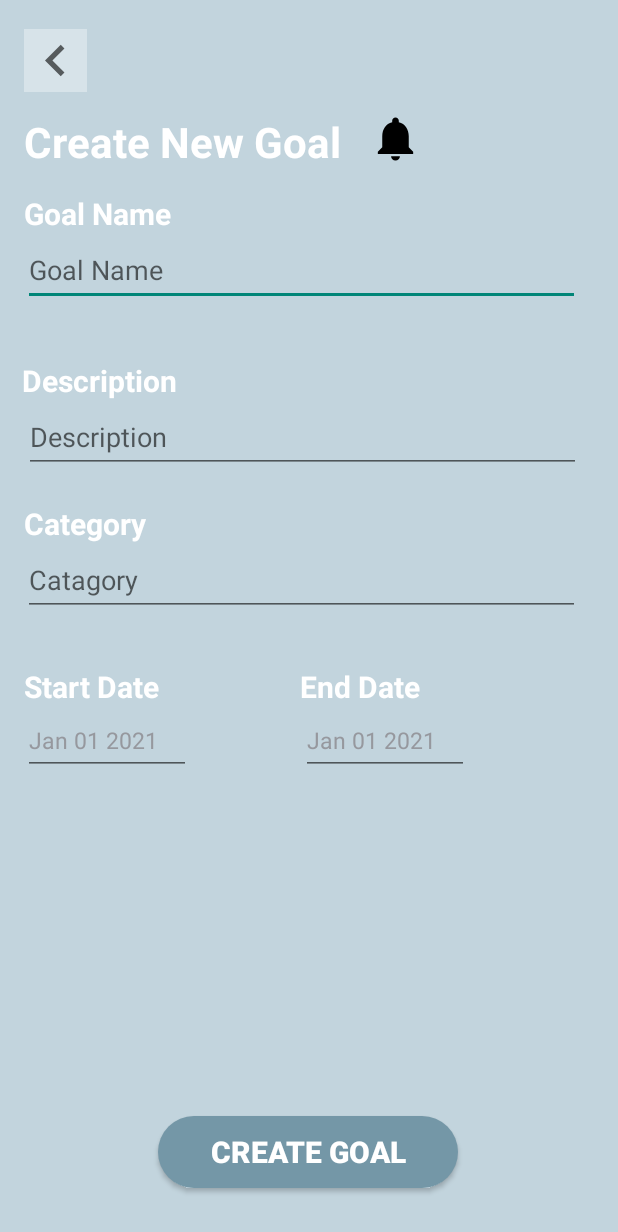
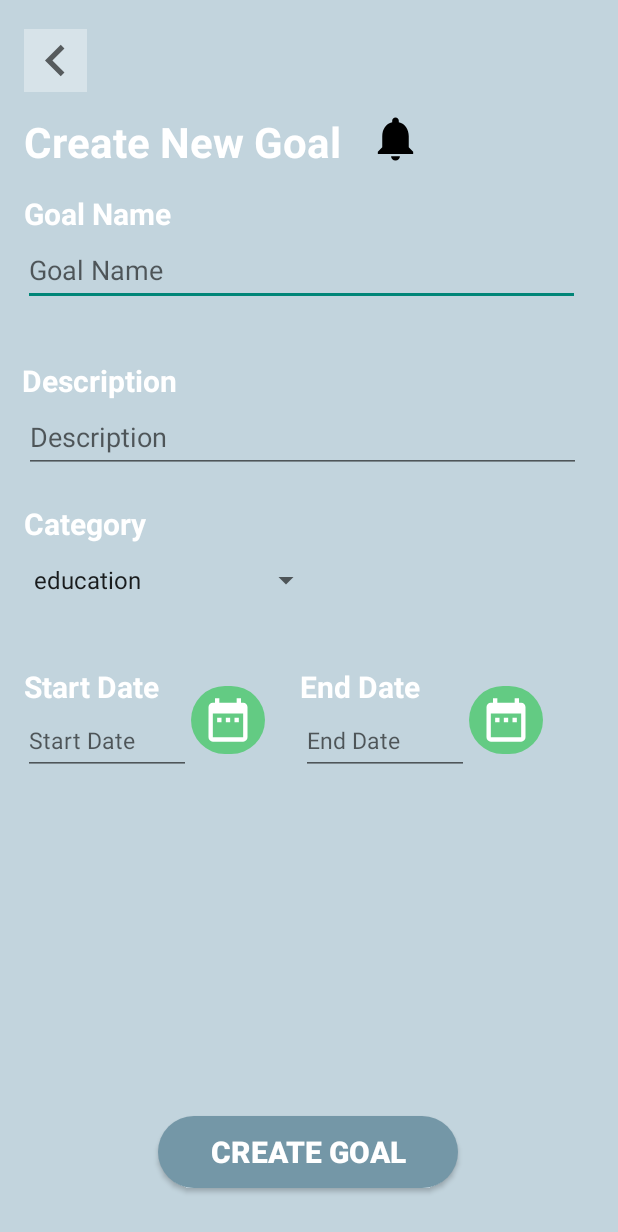
Before and after one commit to Bistard/Pet, an Android app: the AddGoalActivity screen opened directly, with no data from a screen before it, on a phone screen of 412 x 824 dp. Shown: the top 1232 px of the screen. Run offline under Robolectric (Android 15) with nearby library versions, the light colour scheme and no system bars; network calls fail.

Commit message:
update add/change goal

```diff
--- a/app/src/main/java/com/example/pet/Date.java
+++ b/app/src/main/java/com/example/pet/Date.java
@@ -8,6 +8,8 @@ import android.widget.DatePicker;
 import android.widget.ImageButton;
 import android.widget.TextView;
 
+import java.text.ParseException;
+import java.text.SimpleDateFormat;
 import java.util.Calendar;
 
 public class Date {
@@ -68,6 +70,14 @@ public class Date {
         datePickerDialog = new DatePickerDialog(context, style, dateSetListener, year, month, day);
         long now = System.currentTimeMillis() - 1000;
         datePickerDialog.getDatePicker().setMinDate(now);
+        SimpleDateFormat sdf = new SimpleDateFormat("yyyyMMdd");
+        java.util.Date date=new java.util.Date();
+        try {
+            date = sdf.parse(""+ User.Initialize().longTermGoalEnd);
+        } catch (ParseException e) {
+            e.printStackTrace();
+        }
+        datePickerDialog.getDatePicker().setMaxDate(date.getTime());
         return datePickerDialog;
     }
 
--- a/app/src/main/java/com/example/pet/HomeActivity.java
+++ b/app/src/main/java/com/example/pet/HomeActivity.java
@@ -44,11 +44,11 @@ public class HomeActivity extends AppCompatActivity {
         // TODO: test only
 
         //custom user
-//        Tester.deleteAllJSON();
-//        User user = Tester.makeCustomUser();
+        Tester.deleteAllJSON();
+        User user = Tester.makeCustomUser();
 
         //new user
-        User user = User.Initialize();
+//        User user = User.Initialize();
 
 
 
--- a/app/src/main/java/com/example/pet/MyService.java
+++ b/app/src/main/java/com/example/pet/MyService.java
@@ -55,10 +55,10 @@ public class MyService extends Service {
 
                     notificationManager.notify(0, notification);
                 }
-                refreshHandler.postDelayed(this, 10 * 1000);
+                refreshHandler.postDelayed(this, 5 * 60 * 1000);
             }
         };
-        refreshHandler.postDelayed(runnable, 10 * 1000);
+        refreshHandler.postDelayed(runnable, 5 * 60 * 1000);
 
         return START_STICKY;
     }
--- a/app/src/main/java/com/example/pet/Tester.java
+++ b/app/src/main/java/com/example/pet/Tester.java
@@ -19,6 +19,7 @@ public class Tester {
 
         user.isFirstTime = false;
         user.longTermGoal = "Graduate with laifu & waifu";
+        user.longTermGoalStart = 20200901;
         user.longTermGoalEnd = 20240430;  // YYYYMMDD
         user.addPet("Snail");
 
--- a/app/src/main/java/com/example/pet/ui/home/HomeFragment.java
+++ b/app/src/main/java/com/example/pet/ui/home/HomeFragment.java
@@ -159,10 +159,10 @@ public class HomeFragment extends Fragment {
                     }
                 }
 
-                refreshHandler.postDelayed(this, 10 * 1000);
+                refreshHandler.postDelayed(this, 30 * 1000);
             }
         };
-        refreshHandler.postDelayed(runnable, 10 * 1000);
+        refreshHandler.postDelayed(runnable, 30 * 1000);
 
         return root;
     }
--- a/app/src/main/res/layout/activity_add_goal.xml
+++ b/app/src/main/res/layout/activity_add_goal.xml
@@ -25,7 +25,7 @@
         app:srcCompat="@drawable/ic_baseline_keyboard_arrow_left_24" />
 
     <TextView
-        android:id="@+id/textView4"
+        android:id="@+id/addGoalTitle"
         android:layout_width="wrap_content"
         android:layout_height="wrap_content"
         android:text="Create New Goal"
@@ -53,7 +53,7 @@
         app:layout_constraintEnd_toEndOf="parent"
         app:layout_constraintHorizontal_bias="0.052"
         app:layout_constraintStart_toStartOf="parent"
-        app:layout_constraintTop_toBottomOf="@+id/textView4"
+        app:layout_constraintTop_toBottomOf="@+id/addGoalTitle"
         app:layout_constraintVertical_bias="0.022" />
 
     <EditText
@@ -122,18 +122,16 @@
         app:layout_constraintTop_toBottomOf="@+id/addGoalDescription"
         app:layout_constraintVertical_bias="0.0" />
 
-    <EditText
+    <Spinner
         android:id="@+id/addCategory"
-        android:hint="Catagory"
-        android:layout_width="371dp"
+        android:layout_width="200dp"
         android:layout_height="48dp"
         android:ems="10"
-        android:inputType="textPersonName"
 
         android:textColor="#96989E"
         app:layout_constraintBottom_toBottomOf="parent"
         app:layout_constraintEnd_toEndOf="parent"
-        app:layout_constraintHorizontal_bias="0.375"
+        app:layout_constraintHorizontal_bias="0.07"
         app:layout_constraintStart_toStartOf="parent"
         app:layout_constraintTop_toBottomOf="@+id/textView10"
         app:layout_constraintVertical_bias="0.0" />
@@ -160,7 +158,7 @@
         android:layout_height="45dp"
         android:ems="10"
         android:inputType="none"
-        android:text="Jan 01 2021"
+        android:hint="Start Date"
         android:textSize="15dp"
         android:textColor="#96989E"
         app:layout_constraintBottom_toBottomOf="parent"
@@ -171,24 +169,24 @@
         app:layout_constraintVertical_bias="0.0"
         android:onClick="openStartDataPicker"/>
 
-<!--    <ImageButton-->
-<!--        android:id="@+id/startDateButton"-->
-<!--        android:layout_width="49dp"-->
-<!--        android:layout_height="45dp"-->
-<!--        android:background="@drawable/roundcorner"-->
-<!--        android:backgroundTint="@color/dark_green"-->
-<!--        android:onClick="openStartDataPicker"-->
-<!--        android:padding="5dp"-->
-<!--        android:scaleType="fitCenter"-->
-<!--        android:tint="@color/white"-->
+    <ImageButton
+        android:id="@+id/startDateButton"
+        android:layout_width="49dp"
+        android:layout_height="45dp"
+        android:background="@drawable/roundcorner"
+        android:backgroundTint="@color/dark_green"
+        android:onClick="openStartDataPicker"
+        android:padding="5dp"
+        android:scaleType="fitCenter"
+        android:tint="@color/white"
 
-<!--        app:layout_constraintBottom_toBottomOf="parent"-->
-<!--        app:layout_constraintEnd_toEndOf="parent"-->
-<!--        app:layout_constraintHorizontal_bias="0.0"-->
-<!--        app:layout_constraintStart_toEndOf="@+id/addGoalStartTime"-->
-<!--        app:layout_constraintTop_toTopOf="@+id/textView5"-->
-<!--        app:layout_constraintVertical_bias="0.039"-->
-<!--        app:srcCompat="@drawable/ic_baseline_date_range_24" />-->
+        app:layout_constraintBottom_toBottomOf="parent"
+        app:layout_constraintEnd_toEndOf="parent"
+        app:layout_constraintHorizontal_bias="0.0"
+        app:layout_constraintStart_toEndOf="@+id/addGoalStartTime"
+        app:layout_constraintTop_toTopOf="@+id/textView5"
+        app:layout_constraintVertical_bias="0.039"
+        app:srcCompat="@drawable/ic_baseline_date_range_24" />
 
     <TextView
         android:id="@+id/textView6"
@@ -206,24 +204,24 @@
         app:layout_constraintTop_toBottomOf="@+id/addCategory"
         app:layout_constraintVertical_bias="0.086" />
 
-    <!--    <ImageButton-->
-<!--        android:id="@+id/endDateButton"-->
-<!--        android:layout_width="49dp"-->
-<!--        android:layout_height="45dp"-->
-<!--        android:background="@drawable/roundcorner"-->
-<!--        android:backgroundTint="@color/dark_green"-->
-<!--        android:padding="5dp"-->
-<!--        android:scaleType="fitCenter"-->
-<!--        android:tint="@color/white"-->
-<!--        android:onClick="openEndDataPicker"-->
+        <ImageButton
+        android:id="@+id/endDateButton"
+        android:layout_width="49dp"
+        android:layout_height="45dp"
+        android:background="@drawable/roundcorner"
+        android:backgroundTint="@color/dark_green"
+        android:padding="5dp"
+        android:scaleType="fitCenter"
+        android:tint="@color/white"
+        android:onClick="openEndDataPicker"
 
-<!--        app:layout_constraintBottom_toBottomOf="parent"-->
-<!--        app:layout_constraintEnd_toEndOf="parent"-->
-<!--        app:layout_constraintHorizontal_bias="0.0"-->
-<!--        app:layout_constraintStart_toEndOf="@+id/addGoalDeadline"-->
-<!--        app:layout_constraintTop_toTopOf="@+id/textView6"-->
-<!--        app:layout_constraintVertical_bias="0.04"-->
-<!--        app:srcCompat="@drawable/ic_baseline_date_range_24" />-->
+        app:layout_constraintBottom_toBottomOf="parent"
+        app:layout_constraintEnd_toEndOf="parent"
+        app:layout_constraintHorizontal_bias="0.0"
+        app:layout_constraintStart_toEndOf="@+id/addGoalDeadline"
+        app:layout_constraintTop_toTopOf="@+id/textView6"
+        app:layout_constraintVertical_bias="0.04"
+        app:srcCompat="@drawable/ic_baseline_date_range_24" />
 
     <EditText
         android:id="@+id/addGoalDeadline"
@@ -232,7 +230,7 @@
         android:ems="10"
         android:inputType="none"
         android:onClick="openEndDataPicker"
-        android:text="Jan 01 2021"
+        android:hint="End Date"
         android:textColor="#96989E"
         android:textSize="15dp"
         app:layout_constraintBottom_toBottomOf="parent"
@@ -249,7 +247,7 @@
         app:layout_constraintBottom_toTopOf="@+id/addGoalName"
         app:layout_constraintEnd_toEndOf="parent"
         app:layout_constraintHorizontal_bias="0.126"
-        app:layout_constraintStart_toEndOf="@+id/textView4"
+        app:layout_constraintStart_toEndOf="@+id/addGoalTitle"
         app:layout_constraintTop_toTopOf="parent"
         app:layout_constraintVertical_bias="0.618"
         app:srcCompat="@drawable/ic_notifications_black_24dp" />
--- a/app/src/main/res/layout/set_up3.xml
+++ b/app/src/main/res/layout/set_up3.xml
@@ -54,7 +54,7 @@
         android:id="@+id/PetImage"
         android:layout_width="150dp"
         android:layout_height="150dp"
-        android:src="@mipmap/ic_pet_foreground"
+        android:src="@drawable/snail_t"
         app:layout_constraintBottom_toTopOf="@+id/setUpText1"
         app:layout_constraintEnd_toEndOf="parent"
         app:layout_constraintHorizontal_bias="0.498"
```
Also changed, not shown: app/src/main/java/com/example/pet/AddGoalActivity.java (+60 -14 lines), app/src/main/java/com/example/pet/User.java (+31 -0 lines), app/src/main/java/com/example/pet/ui/calendar/CalendarFragment.java (+1 -32 lines), app/src/main/java/com/example/pet/ui/statistics/StatisticsFragment.java (+9 -0 lines), app/src/main/res/layout/fragment_statistics.xml (+6 -2 lines).
